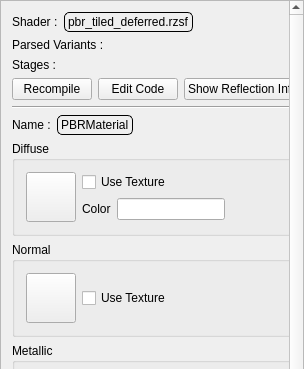
This is Editor/src/UI/Windows/RZEMaterialEditor.ui in Pikachuxxxx/Razix as Qt 5 draws it before an edit; both pictures show x 0 to 304 and y 0 to 369 of the 304 by 842 pixel window. The edited form follows.
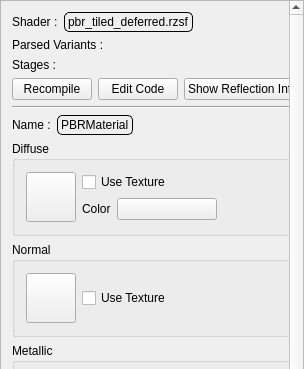
This is the edited form.

Commit message: fixed basic phong shading + material properties struct alignment;

The edit to the form file:
```diff
--- a/Editor/src/UI/Windows/RZEMaterialEditor.ui
+++ b/Editor/src/UI/Windows/RZEMaterialEditor.ui
@@ -227,7 +227,17 @@
                </widget>
               </item>
               <item>
-               <widget class="QLineEdit" name="diffuseColor"/>
+               <widget class="QPushButton" name="diffuseColor">
+                <property name="minimumSize">
+                 <size>
+                  <width>100</width>
+                  <height>0</height>
+                 </size>
+                </property>
+                <property name="text">
+                 <string/>
+                </property>
+               </widget>
               </item>
               <item>
                <spacer name="horizontalSpacer_3">
```
The commit also changes 23 other files.
